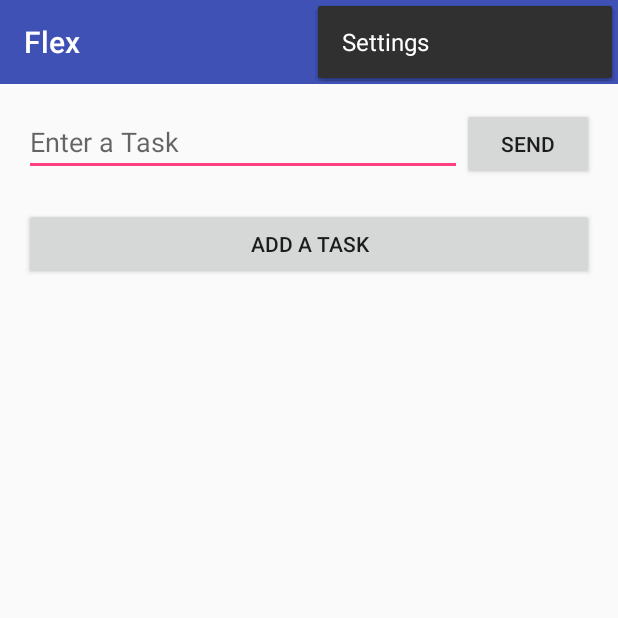
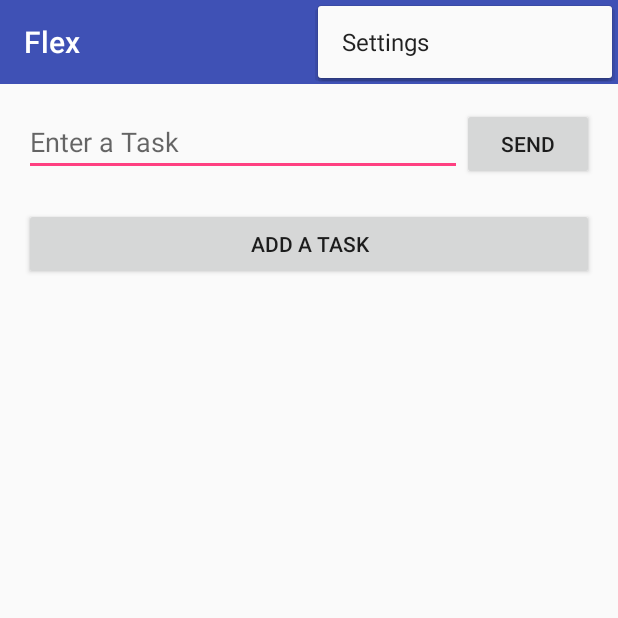
Before and after one commit to baxter-cs/baxter-app, an Android app: the screen it shows after launch (FlexActivity), with the options menu open, on a phone screen of 412 x 824 dp, the top half of it. Run offline under Robolectric (Android 15) with nearby library versions, the phone set to English and light mode, and no system bars.

Commit message:
Convert toolbar to light theme

```diff
--- a/Flex/app/src/main/res/layout/tool_bar.xml
+++ b/Flex/app/src/main/res/layout/tool_bar.xml
@@ -6,6 +6,6 @@
     android:layout_height="wrap_content"
     android:background="@color/colorPrimary"
     app:theme="@style/ToolbarTheme"
-    app:popupTheme="@style/ThemeOverlay.AppCompat.Dark">
+    app:popupTheme="@style/ThemeOverlay.AppCompat.Light">
 
 </android.support.v7.widget.Toolbar>
--- a/Flex/app/src/main/res/values/styles.xml
+++ b/Flex/app/src/main/res/values/styles.xml
@@ -10,7 +10,7 @@
         <item name="colorAccent">@color/colorAccent</item>
     </style>
 
-    <style name="ToolbarTheme" parent="ThemeOverlay.AppCompat">
+    <style name="ToolbarTheme" parent="ThemeOverlay.AppCompat.Light">
         <item name="android:textColorPrimary">@color/textColorPrimary</item>
         <item name="android:textColorSecondary">@color/textColorPrimary</item>
     </style>
```
